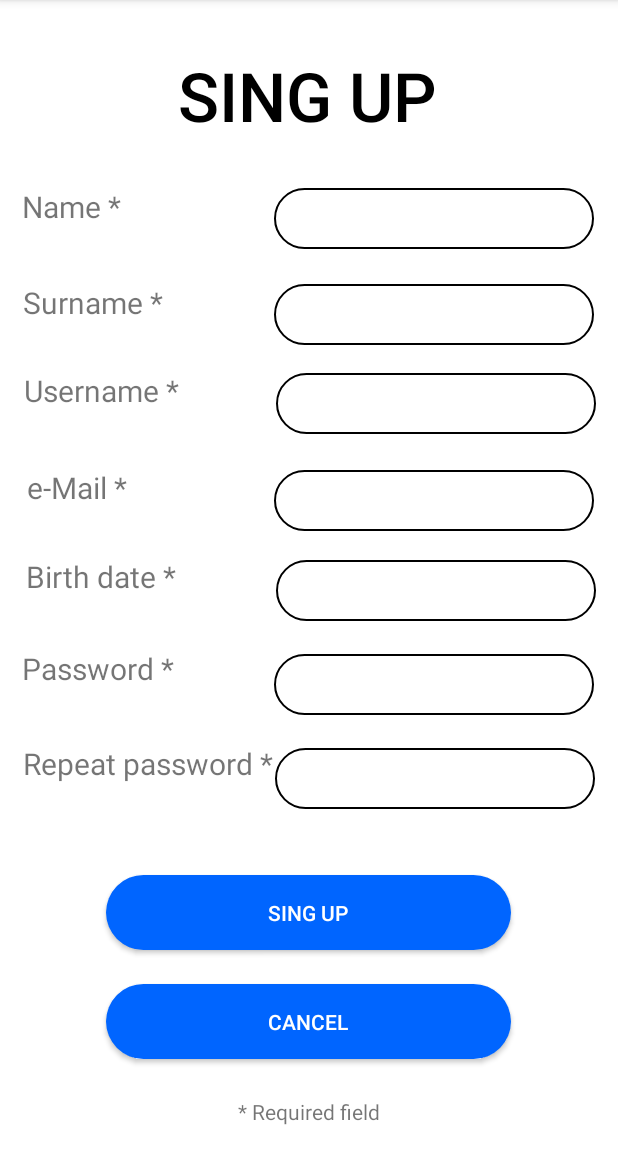
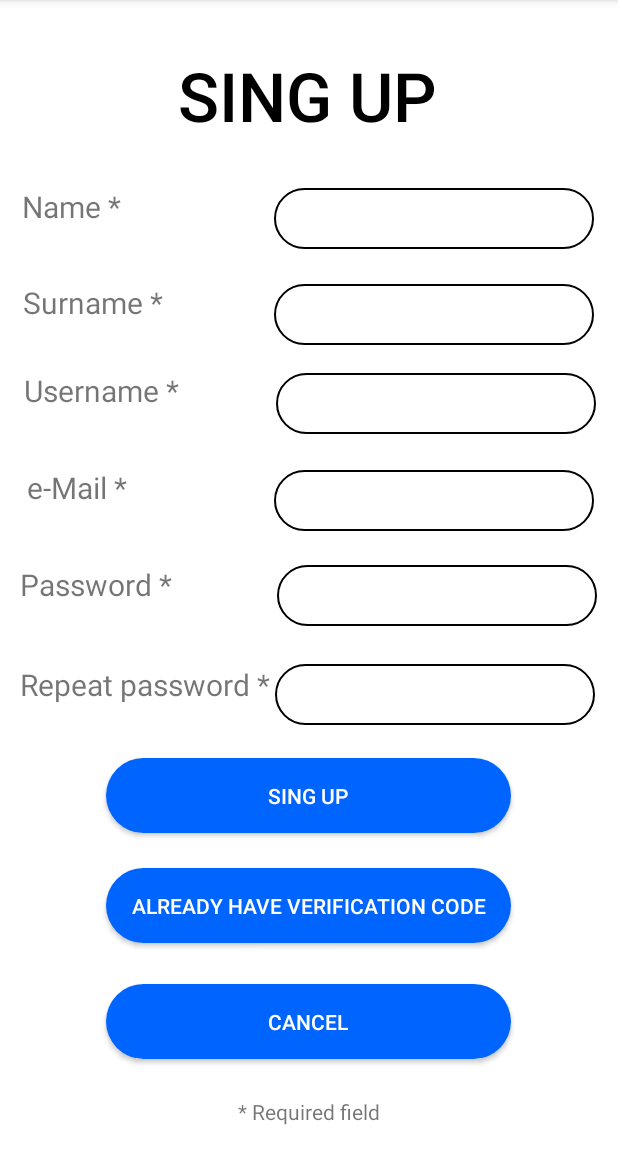
Before and after one commit to lucaLP98/CineMates20_Mobile, an Android app: the screen it shows after launch (MainActivity), after a tap on "SING-UP", on a phone screen of 412 x 824 dp, the part 84-1236 px from its top. Run offline under Robolectric (Android 15) with nearby library versions, the phone set to English and light mode, and no system bars; libraries missing offline, so code that uses them is left out: com.amazonaws.mobileconnectors.

```diff
--- a/app/src/main/java/it/ingsw/cinemates20_mobile/views/fragments/LoginFragment.java
+++ b/app/src/main/java/it/ingsw/cinemates20_mobile/views/fragments/LoginFragment.java
@@ -8,6 +8,7 @@ import androidx.fragment.app.Fragment;
 import android.view.LayoutInflater;
 import android.view.View;
 import android.view.ViewGroup;
+import android.widget.Button;
 
 import it.ingsw.cinemates20_mobile.R;
 import it.ingsw.cinemates20_mobile.presenters.fragments.LoginPresenter;
--- a/app/src/main/java/it/ingsw/cinemates20_mobile/views/fragments/SingUpFragment.java
+++ b/app/src/main/java/it/ingsw/cinemates20_mobile/views/fragments/SingUpFragment.java
@@ -30,6 +30,7 @@ public class SingUpFragment extends Fragment {
 
         inflate.findViewById(R.id.cancelSingUpButton).setOnClickListener( v -> singUpPresenter.pressCancelButton());
         inflate.findViewById(R.id.singupButton).setOnClickListener( v -> singUpPresenter.pressSingUpButton());
+        inflate.findViewById(R.id.alreadyCodeButton).setOnClickListener( v -> singUpPresenter.pressAlreadyCodeButton());
 
         return inflate;
     }
--- a/app/src/main/res/layout/fragment_sing_up.xml
+++ b/app/src/main/res/layout/fragment_sing_up.xml
@@ -7,7 +7,7 @@
     tools:context=".views.fragments.SingUpFragment">
 
     <TextView
-        android:id="@+id/loginLabelTextView"
+        android:id="@+id/singUpLabelTextView"
         android:layout_width="wrap_content"
         android:layout_height="wrap_content"
         android:fontFamily="sans-serif-medium"
@@ -36,6 +36,48 @@
         app:layout_constraintTop_toTopOf="parent"
         app:layout_constraintVertical_bias="0.42" />
 
+    <EditText
+        android:id="@+id/newPasswordEditText"
+        android:layout_width="wrap_content"
+        android:layout_height="wrap_content"
+        android:background="@drawable/textfield_rounded_corner"
+        android:ems="10"
+        android:inputType="textPassword"
+        app:layout_constraintBottom_toBottomOf="parent"
+        app:layout_constraintEnd_toEndOf="parent"
+        app:layout_constraintHorizontal_bias="0.93"
+        app:layout_constraintStart_toStartOf="parent"
+        app:layout_constraintTop_toTopOf="parent"
+        app:layout_constraintVertical_bias="0.518" />
+
+    <TextView
+        android:id="@+id/repeatNewPasswordTextView"
+        android:layout_width="wrap_content"
+        android:layout_height="wrap_content"
+        android:text="@string/repeat_password"
+        android:textSize="20sp"
+        app:layout_constraintBottom_toBottomOf="parent"
+        app:layout_constraintEnd_toEndOf="parent"
+        app:layout_constraintHorizontal_bias="0.055"
+        app:layout_constraintStart_toStartOf="parent"
+        app:layout_constraintTop_toTopOf="parent"
+        app:layout_constraintVertical_bias="0.598" />
+
+    <EditText
+        android:id="@+id/repeatNewPasswordEditText"
+        android:layout_width="wrap_content"
+        android:layout_height="wrap_content"
+        android:layout_marginEnd="8dp"
+        android:background="@drawable/textfield_rounded_corner"
+        android:ems="10"
+        android:inputType="textPassword"
+        app:layout_constraintBottom_toBottomOf="parent"
+        app:layout_constraintEnd_toEndOf="parent"
+        app:layout_constraintHorizontal_bias="0.96"
+        app:layout_constraintStart_toStartOf="@+id/repeatNewPasswordTextView"
+        app:layout_constraintTop_toTopOf="parent"
+        app:layout_constraintVertical_bias="0.609" />
+
     <TextView
         android:id="@+id/insertnewPasswordTextView"
         android:layout_width="wrap_content"
@@ -44,24 +86,10 @@
         android:textSize="20sp"
         app:layout_constraintBottom_toBottomOf="parent"
         app:layout_constraintEnd_toEndOf="parent"
-        app:layout_constraintHorizontal_bias="0.048"
+        app:layout_constraintHorizontal_bias="0.042"
         app:layout_constraintStart_toStartOf="parent"
         app:layout_constraintTop_toTopOf="parent"
-        app:layout_constraintVertical_bias="0.583" />
-
-    <EditText
-        android:id="@+id/newPasswordEditText"
-        android:layout_width="wrap_content"
-        android:layout_height="wrap_content"
-        android:ems="10"
-        android:inputType="textPassword"
-        android:background="@drawable/textfield_rounded_corner"
-        app:layout_constraintBottom_toBottomOf="parent"
-        app:layout_constraintEnd_toEndOf="parent"
-        app:layout_constraintHorizontal_bias="0.92"
-        app:layout_constraintStart_toStartOf="parent"
-        app:layout_constraintTop_toTopOf="parent"
-        app:layout_constraintVertical_bias="0.599" />
+        app:layout_constraintVertical_bias="0.508" />
 
     <EditText
         android:id="@+id/newNameEditText"
@@ -119,60 +147,6 @@
         app:layout_constraintTop_toTopOf="parent"
         app:layout_constraintVertical_bias="0.431" />
 
-    <EditText
-        android:id="@+id/newBirthDateEditText"
-        android:layout_width="wrap_content"
-        android:layout_height="wrap_content"
-        android:ems="10"
-        android:inputType="date"
-        android:background="@drawable/textfield_rounded_corner"
-        app:layout_constraintBottom_toBottomOf="parent"
-        app:layout_constraintEnd_toEndOf="parent"
-        app:layout_constraintHorizontal_bias="0.925"
-        app:layout_constraintStart_toStartOf="parent"
-        app:layout_constraintTop_toTopOf="parent"
-        app:layout_constraintVertical_bias="0.513" />
-
-    <TextView
-        android:id="@+id/insertBirthDateTextView"
-        android:layout_width="wrap_content"
-        android:layout_height="wrap_content"
-        android:text="@string/insert_birthdate"
-        android:textSize="20sp"
-        app:layout_constraintBottom_toBottomOf="parent"
-        app:layout_constraintEnd_toEndOf="parent"
-        app:layout_constraintHorizontal_bias="0.056"
-        app:layout_constraintStart_toStartOf="parent"
-        app:layout_constraintTop_toTopOf="parent" />
-
-    <EditText
-        android:id="@+id/repeatNewPasswordEditText"
-        android:layout_width="wrap_content"
-        android:layout_height="wrap_content"
-        android:layout_marginEnd="8dp"
-        android:ems="10"
-        android:inputType="textPassword"
-        android:background="@drawable/textfield_rounded_corner"
-        app:layout_constraintBottom_toBottomOf="parent"
-        app:layout_constraintEnd_toEndOf="parent"
-        app:layout_constraintHorizontal_bias="0.96"
-        app:layout_constraintStart_toStartOf="@+id/repeatNewPasswordTextView"
-        app:layout_constraintTop_toTopOf="parent"
-        app:layout_constraintVertical_bias="0.686" />
-
-    <TextView
-        android:id="@+id/repeatNewPasswordTextView"
-        android:layout_width="wrap_content"
-        android:layout_height="wrap_content"
-        android:text="@string/repeat_password"
-        android:textSize="20sp"
-        app:layout_constraintBottom_toBottomOf="parent"
-        app:layout_constraintEnd_toEndOf="parent"
-        app:layout_constraintHorizontal_bias="0.063"
-        app:layout_constraintStart_toStartOf="parent"
-        app:layout_constraintTop_toTopOf="parent"
-        app:layout_constraintVertical_bias="0.669" />
-
     <TextView
         android:id="@+id/insertSuernameTextView"
         android:layout_width="wrap_content"
@@ -186,6 +160,7 @@
         app:layout_constraintTop_toTopOf="parent"
         app:layout_constraintVertical_bias="0.254" />
 
+
     <android.widget.Button
         android:id="@+id/singupButton"
         android:layout_width="270dp"
@@ -198,7 +173,22 @@
         app:layout_constraintHorizontal_bias="0.496"
         app:layout_constraintStart_toStartOf="parent"
         app:layout_constraintTop_toTopOf="parent"
-        app:layout_constraintVertical_bias="0.812"
+        app:layout_constraintVertical_bias="0.704"
+        tools:ignore="TouchTargetSizeCheck,SpeakableTextPresentCheck,SpeakableTextPresentCheck" />
+
+    <android.widget.Button
+        android:id="@+id/alreadyCodeButton"
+        android:layout_width="270dp"
+        android:layout_height="50dp"
+        android:background="@drawable/button_background"
+        android:text="@string/already_have_code"
+        android:textColor="@color/white"
+        app:layout_constraintBottom_toBottomOf="parent"
+        app:layout_constraintEnd_toEndOf="parent"
+        app:layout_constraintHorizontal_bias="0.496"
+        app:layout_constraintStart_toStartOf="parent"
+        app:layout_constraintTop_toTopOf="parent"
+        app:layout_constraintVertical_bias="0.806"
         tools:ignore="TouchTargetSizeCheck,SpeakableTextPresentCheck,SpeakableTextPresentCheck" />
 
     <android.widget.Button
--- a/app/src/main/res/values/strings.xml
+++ b/app/src/main/res/values/strings.xml
@@ -23,4 +23,8 @@
     <string name="insert_surname">Surname *</string>
     <string name="error_empty_field">Fill in all required fields before continuing</string>
     <string name="error_not_matched_password">WARNING ! The passwords entered do not match</string>
+    <string name="verification_code">Verification Code</string>
+    <string name="error_verification_code_null">Enter the verification received via e-Mail code before continuing</string>
+    <string name="already_have_code">Already have verification code</string>
+    <string name="email_already_code">Insert e-Mail to continue</string>
 </resources>
```
Also changed, not shown: app/src/main/java/it/ingsw/cinemates20_mobile/presenters/fragments/SingUpPresenter.java (+58 -18 lines), app/src/main/java/it/ingsw/cinemates20_mobile/presenters/fragments/VerificationCodePresenter.java (added, +72 -0 lines), app/src/main/java/it/ingsw/cinemates20_mobile/utilities/CognitoSettings.java (+19 -3 lines), app/src/main/java/it/ingsw/cinemates20_mobile/views/fragments/VerificationCodeSingUpFragment.java (added, +41 -0 lines), app/src/main/res/layout/fragment_verification_code_sing_up.xml (added, +67 -0 lines), 1 other file.
